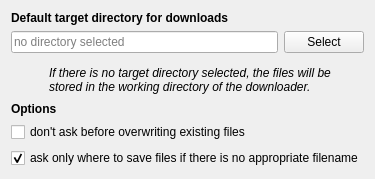
First picture: the form in gui/targetpage.ui, repository Martchus/videodownloader, before the edit.
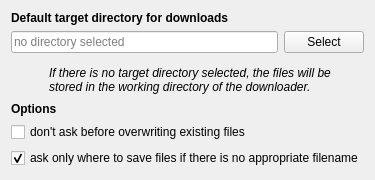
Second picture: the form after the edit.

Commit message: use new settings dialog API

```diff
--- a/gui/targetpage.ui
+++ b/gui/targetpage.ui
@@ -2,6 +2,14 @@
 <ui version="4.0">
  <class>QtGui::TargetPage</class>
  <widget class="QWidget" name="QtGui::TargetPage">
+  <property name="geometry">
+   <rect>
+    <x>0</x>
+    <y>0</y>
+    <width>331</width>
+    <height>180</height>
+   </rect>
+  </property>
   <property name="windowTitle">
    <string>Select target directory</string>
   </property>
```
Left out of the diff: 2 changed lines with no effect on the pictures. The commit also changes 7 other files.
